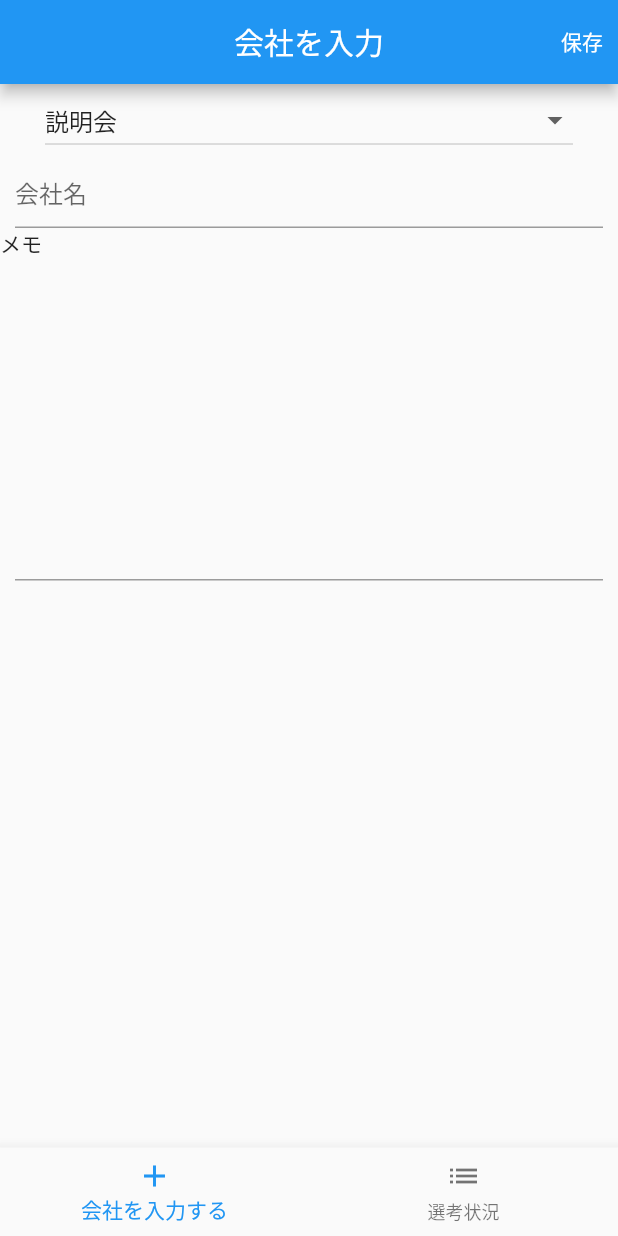
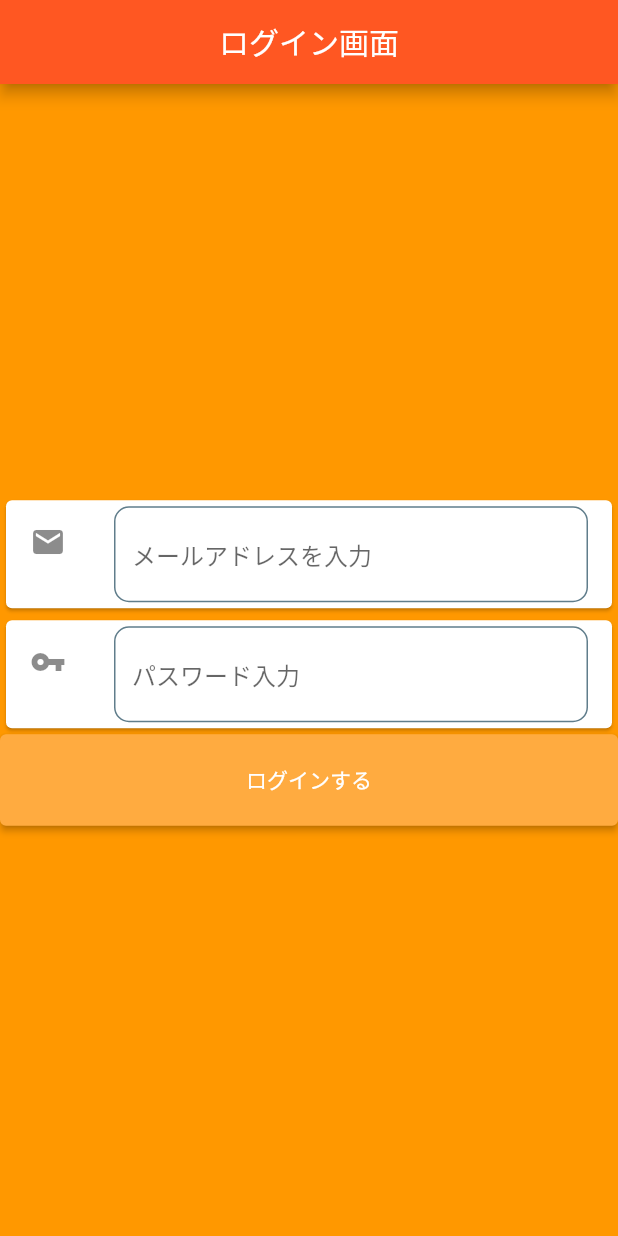
Before and after one commit to shokiogawa/progress-job-hunting, a Flutter app: the screen it shows after launch, on a phone screen of 412 x 824 dp. Run offline on Flutter 3.47's test engine with Material 2 defaults, Android fonts, the phone set to English and light mode, and no system bars; our stand-ins replace cloud_firestore, firebase_auth, firebase_core, flutter_hooks, freezed_annotation, hooks_riverpod and 1 more; accounts and stored records are empty; generated files the repository leaves out were written again.

Commit message:
add:ログイン画面実装

```diff
--- a/lib/main.dart
+++ b/lib/main.dart
@@ -1,6 +1,7 @@
 import 'package:firebase_core/firebase_core.dart';
 import 'package:flutter/material.dart';
 import 'package:hooks_riverpod/hooks_riverpod.dart';
+import 'package:progress_job_hunting_app/view/screen/login_screen.dart';
 import 'package:progress_job_hunting_app/view/screen/main_screen.dart';
 
 void main() async{
@@ -18,7 +19,7 @@ class MyApp extends StatelessWidget {
       theme: ThemeData(
         primarySwatch: Colors.blue,
       ),
-      home: MainScreen(),
+      home: LoginScreen(),
       routes: {
 
       },
--- /dev/null
+++ b/lib/view/screen/login_screen.dart
@@ -0,0 +1,70 @@
+import 'package:flutter/material.dart';
+
+class LoginScreen extends StatelessWidget {
+  @override
+  Widget build(BuildContext context) {
+    final TextEditingController _mailController = TextEditingController();
+    final TextEditingController _passwordController = TextEditingController();
+    return Scaffold(
+      backgroundColor: Colors.orange,
+      appBar: AppBar(
+        backgroundColor: Colors.deepOrange,
+        title: Text("ログイン画面"),
+        centerTitle: true,
+      ),
+      body: Container(
+        // color: Colors.blueGrey,
+        child: Column(
+          mainAxisAlignment: MainAxisAlignment.center,
+          mainAxisSize: MainAxisSize.max,
+          crossAxisAlignment: CrossAxisAlignment.stretch,
+          children: [
+            Card(
+              child: ListTile(
+                leading: Icon(Icons.email),
+                title: TextField(
+                  controller: _mailController,
+                  decoration: InputDecoration(
+                      hintText: "メールアドレスを入力",
+                      focusedBorder: OutlineInputBorder(
+                          borderRadius: BorderRadius.circular(10),
+                          borderSide: BorderSide(color: Colors.blueGrey)),
+                      enabledBorder: OutlineInputBorder(
+                          borderRadius: BorderRadius.circular(10),
+                          borderSide: BorderSide(color: Colors.blueGrey))),
+                ),
+              ),
+            ),
+            Card(
+              child: ListTile(
+                leading: Icon(Icons.vpn_key),
+                title: TextField(
+                  controller: _passwordController,
+                  decoration: InputDecoration(
+                      hintText: "パスワード入力",
+                      focusedBorder: OutlineInputBorder(
+                          borderRadius: BorderRadius.circular(10),
+                          borderSide: BorderSide(color: Colors.blueGrey)),
+                      enabledBorder: OutlineInputBorder(
+                          borderRadius: BorderRadius.circular(10),
+                          borderSide: BorderSide(color: Colors.blueGrey))),
+                ),
+              ),
+            ),
+            Container(
+              child: ElevatedButton(
+                style: ElevatedButton.styleFrom(
+                  primary: Colors.orangeAccent.withOpacity(1)
+                ),
+                  onPressed: () {},
+                  child: Padding(
+                    padding: const EdgeInsets.all(20.0),
+                    child: Text("ログインする"),
+                  )),
+            )
+          ],
+        ),
+      ),
+    );
+  }
+}
```
